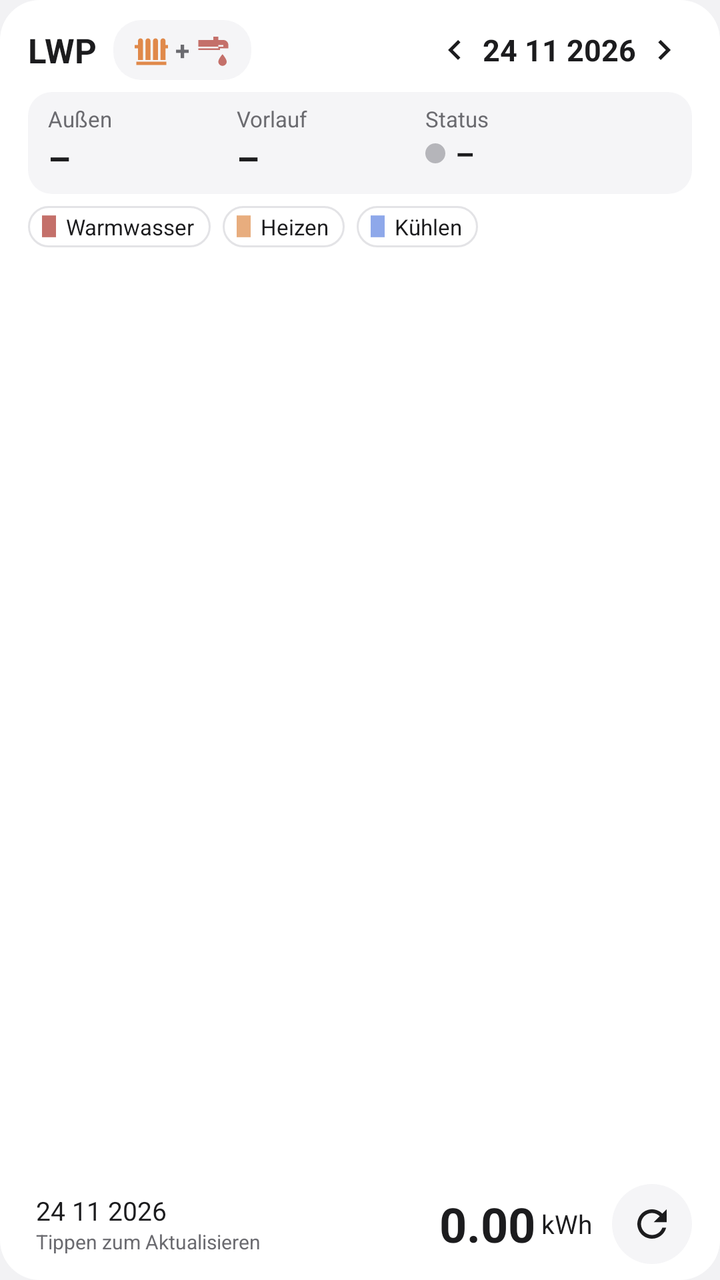
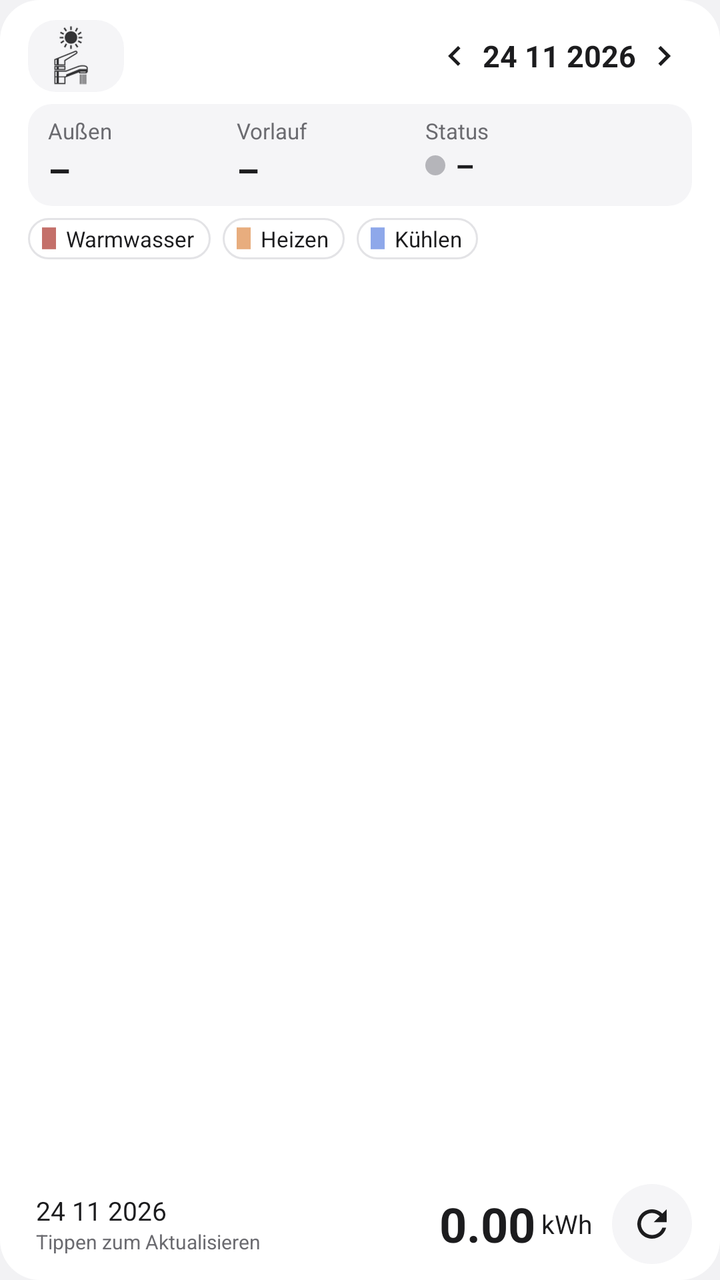

Screens rendered from an Android XML layout before and after an edit, with the pre-edit source and the edit as a unified diff.
<!-- AndroidManifest.xml: application theme AppTheme -->
<!-- res/layout/widget_lwp.xml -->
<?xml version="1.0" encoding="utf-8"?>
<LinearLayout xmlns:android="http://schemas.android.com/apk/res/android"
    android:id="@+id/root"
    android:layout_width="match_parent"
    android:layout_height="match_parent"
    android:background="@drawable/widget_bg"
    android:orientation="vertical"
    android:paddingStart="14dp"
    android:paddingTop="10dp"
    android:paddingEnd="14dp"
    android:paddingBottom="8dp">

    
    <LinearLayout
        android:layout_width="match_parent"
        android:layout_height="wrap_content"
        android:gravity="center_vertical"
        android:orientation="horizontal">

        <TextView
            android:id="@+id/title"
            android:layout_width="wrap_content"
            android:layout_height="wrap_content"
            android:ellipsize="end"
            android:maxLines="1"
            android:text="LWP"
            android:textColor="@color/text_primary"
            android:textSize="17sp"
            android:textStyle="bold" />

        
        <LinearLayout
            android:id="@+id/dhw_toggle"
            android:layout_width="wrap_content"
            android:layout_height="30dp"
            android:layout_marginStart="8dp"
            android:background="@drawable/pill_off"
            android:contentDescription="Betriebsart wechseln"
            android:gravity="center_vertical"
            android:orientation="horizontal"
            android:paddingStart="9dp"
            android:paddingEnd="9dp">

            <ImageView
                android:id="@+id/mode_heat"
                android:layout_width="20dp"
                android:layout_height="20dp"
                android:src="@drawable/ic_mode_heat" />

            <TextView
                android:id="@+id/mode_plus"
                android:layout_width="wrap_content"
                android:layout_height="wrap_content"
                android:layout_marginStart="2dp"
                android:layout_marginEnd="2dp"
                android:text="+"
                android:textColor="@color/text_secondary"
                android:textSize="13sp"
                android:textStyle="bold" />

            <ImageView
                android:id="@+id/mode_water"
                android:layout_width="20dp"
                android:layout_height="20dp"
                android:src="@drawable/ic_mode_water" />

            <TextView
                android:id="@+id/mode_pending"
                android:layout_width="wrap_content"
                android:layout_height="wrap_content"
                android:layout_marginStart="4dp"
                android:text="…"
                android:textColor="@color/text_secondary"
                android:textSize="13sp"
                android:textStyle="bold"
                android:visibility="gone" />
        </LinearLayout>

        <TextView
            android:layout_width="0dp"
            android:layout_height="1dp"
            android:layout_weight="1" />

        <ImageView
            android:id="@+id/prev"
            android:layout_width="28dp"
            android:layout_height="28dp"
            android:contentDescription="Vorheriger Tag"
            android:padding="4dp"
            android:src="@drawable/ic_chevron_left" />

        <TextView
            android:id="@+id/date"
            android:layout_width="wrap_content"
            android:layout_height="wrap_content"
            android:text="24 11 2026"
            android:textColor="@color/text_primary"
            android:textSize="15sp"
            android:textStyle="bold" />

        <ImageView
            android:id="@+id/next"
            android:layout_width="28dp"
            android:layout_height="28dp"
            android:contentDescription="Nächster Tag"
            android:padding="4dp"
            android:src="@drawable/ic_chevron_right" />
    </LinearLayout>

    
    <LinearLayout
        android:layout_width="match_parent"
        android:layout_height="wrap_content"
        android:layout_marginTop="6dp"
        android:background="@drawable/live_bg"
        android:baselineAligned="false"
        android:orientation="horizontal"
        android:paddingStart="10dp"
        android:paddingTop="6dp"
        android:paddingEnd="10dp"
        android:paddingBottom="6dp">

        <LinearLayout
            android:layout_width="0dp"
            android:layout_height="wrap_content"
            android:layout_weight="1"
            android:orientation="vertical">

            <TextView
                android:layout_width="wrap_content"
                android:layout_height="wrap_content"
                android:text="Außen"
                android:textColor="@color/text_secondary"
                android:textSize="11sp" />

            <TextView
                android:id="@+id/outdoor"
                android:layout_width="wrap_content"
                android:layout_height="wrap_content"
                android:text="–"
                android:textColor="@color/text_primary"
                android:textSize="18sp"
                android:textStyle="bold" />
        </LinearLayout>

        <LinearLayout
            android:layout_width="0dp"
            android:layout_height="wrap_content"
            android:layout_weight="1"
            android:orientation="vertical">

            <TextView
                android:id="@+id/flow_label"
                android:layout_width="wrap_content"
                android:layout_height="wrap_content"
                android:text="Vorlauf"
                android:textColor="@color/text_secondary"
                android:textSize="11sp" />

            <TextView
                android:id="@+id/flow"
                android:layout_width="wrap_content"
                android:layout_height="wrap_content"
                android:text="–"
                android:textColor="@color/text_primary"
                android:textSize="18sp"
                android:textStyle="bold" />
        </LinearLayout>

        <LinearLayout
            android:layout_width="0dp"
            android:layout_height="wrap_content"
            android:layout_weight="1.3"
            android:orientation="vertical">

            <TextView
                android:layout_width="wrap_content"
                android:layout_height="wrap_content"
                android:text="Status"
                android:textColor="@color/text_secondary"
                android:textSize="11sp" />

            <LinearLayout
                android:layout_width="wrap_content"
                android:layout_height="wrap_content"
                android:gravity="center_vertical"
                android:orientation="horizontal">

                <ImageView
                    android:id="@+id/activity_dot"
                    android:layout_width="10dp"
                    android:layout_height="10dp"
                    android:layout_marginEnd="5dp"
                    android:src="@drawable/dot_idle" />

                <TextView
                    android:id="@+id/activity"
                    android:layout_width="wrap_content"
                    android:layout_height="wrap_content"
                    android:maxLines="1"
                    android:text="–"
                    android:textColor="@color/text_primary"
                    android:textSize="15sp"
                    android:textStyle="bold" />
            </LinearLayout>
        </LinearLayout>
    </LinearLayout>

    
    <LinearLayout
        android:id="@+id/legend"
        android:layout_width="match_parent"
        android:layout_height="wrap_content"
        android:layout_marginTop="6dp"
        android:orientation="horizontal">

        <LinearLayout
            android:layout_width="wrap_content"
            android:layout_height="wrap_content"
            android:layout_marginEnd="6dp"
            android:background="@drawable/chip_bg"
            android:gravity="center_vertical"
            android:orientation="horizontal"
            android:paddingStart="7dp"
            android:paddingTop="3dp"
            android:paddingEnd="8dp"
            android:paddingBottom="3dp">

            <ImageView
                android:layout_width="7dp"
                android:layout_height="11dp"
                android:layout_marginEnd="5dp"
                android:src="@drawable/legend_hot_water" />

            <TextView
                android:layout_width="wrap_content"
                android:layout_height="wrap_content"
                android:text="Warmwasser"
                android:textColor="@color/text_primary"
                android:textSize="11sp" />
        </LinearLayout>

        <LinearLayout
            android:layout_width="wrap_content"
            android:layout_height="wrap_content"
            android:layout_marginEnd="6dp"
            android:background="@drawable/chip_bg"
            android:gravity="center_vertical"
            android:orientation="horizontal"
            android:paddingStart="7dp"
            android:paddingTop="3dp"
            android:paddingEnd="8dp"
            android:paddingBottom="3dp">

            <ImageView
                android:layout_width="7dp"
                android:layout_height="11dp"
                android:layout_marginEnd="5dp"
                android:src="@drawable/legend_heat" />

            <TextView
                android:layout_width="wrap_content"
                android:layout_height="wrap_content"
                android:text="Heizen"
                android:textColor="@color/text_primary"
                android:textSize="11sp" />
        </LinearLayout>

        <LinearLayout
            android:layout_width="wrap_content"
            android:layout_height="wrap_content"
            android:background="@drawable/chip_bg"
            android:gravity="center_vertical"
            android:orientation="horizontal"
            android:paddingStart="7dp"
            android:paddingTop="3dp"
            android:paddingEnd="8dp"
            android:paddingBottom="3dp">

            <ImageView
                android:layout_width="7dp"
                android:layout_height="11dp"
                android:layout_marginEnd="5dp"
                android:src="@drawable/legend_cool" />

            <TextView
                android:layout_width="wrap_content"
                android:layout_height="wrap_content"
                android:text="Kühlen"
                android:textColor="@color/text_primary"
                android:textSize="11sp" />
        </LinearLayout>
    </LinearLayout>

    
    <ImageView
        android:id="@+id/chart"
        android:layout_width="match_parent"
        android:layout_height="0dp"
        android:layout_marginTop="6dp"
        android:layout_weight="1"
        android:contentDescription="Stündlicher Verbrauch"
        android:scaleType="fitCenter" />

    
    <LinearLayout
        android:id="@+id/footer"
        android:layout_width="match_parent"
        android:layout_height="wrap_content"
        android:layout_marginTop="4dp"
        android:gravity="center_vertical"
        android:orientation="horizontal"
        android:paddingStart="4dp">

        <LinearLayout
            android:layout_width="0dp"
            android:layout_height="wrap_content"
            android:layout_weight="1"
            android:orientation="vertical">

            <TextView
                android:id="@+id/total_date"
                android:layout_width="wrap_content"
                android:layout_height="wrap_content"
                android:text="24 11 2026"
                android:textColor="@color/text_primary"
                android:textSize="13sp" />

            <TextView
                android:id="@+id/updated"
                android:layout_width="wrap_content"
                android:layout_height="wrap_content"
                android:ellipsize="end"
                android:maxLines="1"
                android:text="Tippen zum Aktualisieren"
                android:textColor="@color/text_secondary"
                android:textSize="10sp" />
        </LinearLayout>

        <TextView
            android:id="@+id/total"
            android:layout_width="wrap_content"
            android:layout_height="wrap_content"
            android:text="0.00"
            android:textColor="@color/text_primary"
            android:textSize="24sp"
            android:textStyle="bold" />

        <TextView
            android:layout_width="wrap_content"
            android:layout_height="wrap_content"
            android:layout_marginStart="3dp"
            android:layout_marginEnd="10dp"
            android:text="kWh"
            android:textColor="@color/text_primary"
            android:textSize="13sp" />

        <ImageView
            android:id="@+id/refresh"
            android:layout_width="40dp"
            android:layout_height="40dp"
            android:background="@drawable/refresh_bg"
            android:contentDescription="Aktualisieren"
            android:padding="9dp"
            android:scaleType="fitCenter"
            android:src="@drawable/ic_refresh" />
    </LinearLayout>
</LinearLayout>
<!-- resources referenced by this layout -->
<resources>
  <color name="text_primary">#FF1C1C1E</color>
  <color name="text_secondary">#FF6B6B70</color>
  <!-- drawable chip_bg (drawable) -->
  <?xml version="1.0" encoding="utf-8"?>
  <shape xmlns:android="http://schemas.android.com/apk/res/android" android:shape="rectangle">
      <solid android:color="@color/card" />
      <stroke android:width="1dp" android:color="@color/chip_stroke" />
      <corners android:radius="10dp" />
  </shape>
  <!-- drawable dot_idle (drawable) -->
  <?xml version="1.0" encoding="utf-8"?>
  <shape xmlns:android="http://schemas.android.com/apk/res/android" android:shape="oval">
      <solid android:color="@color/idle" />
      <size android:width="10dp" android:height="10dp" />
  </shape>
  <!-- drawable ic_mode_heat (drawable) -->
  <?xml version="1.0" encoding="utf-8"?>
  <vector xmlns:android="http://schemas.android.com/apk/res/android"
      android:width="24dp" android:height="24dp" android:viewportWidth="24" android:viewportHeight="24">
      <path android:fillColor="#E0894A"
          android:pathData="M3,19h18v2H3z M4,6.5C4,5.67 4.67,5 5.5,5S7,5.67 7,6.5V18H4z M8.5,6.5C8.5,5.67 9.17,5 10,5s1.5,0.67 1.5,1.5V18h-3z M13,6.5C13,5.67 13.67,5 14.5,5S16,5.67 16,6.5V18h-3z M17.5,6.5C17.5,5.67 18.17,5 19,5s1.5,0.67 1.5,1.5V18h-3z M2,9h2v2H2z M20.5,9H22v2h-1.5z" />
  </vector>
  <!-- drawable ic_mode_water (drawable) -->
  <?xml version="1.0" encoding="utf-8"?>
  <vector xmlns:android="http://schemas.android.com/apk/res/android"
      android:width="24dp" android:height="24dp" android:viewportWidth="24" android:viewportHeight="24">
      <path android:fillColor="#C4706A"
          android:pathData="M3,6h9V4h3v2h3c1.66,0 3,1.34 3,3v2h-3V9h-3v1H3z M3,11h12v-1h3v1h-2v1H3z M17.5,14.5c0,0 -2.5,2.9 -2.5,4.5c0,1.38 1.12,2.5 2.5,2.5S20,20.38 20,19C20,17.4 17.5,14.5 17.5,14.5z" />
  </vector>
  <!-- drawable legend_cool (drawable) -->
  <?xml version="1.0" encoding="utf-8"?>
  <shape xmlns:android="http://schemas.android.com/apk/res/android" android:shape="rectangle">
      <solid android:color="@color/cool" />
      <size android:width="9dp" android:height="14dp" />
  </shape>
  <!-- drawable legend_heat (drawable) -->
  <?xml version="1.0" encoding="utf-8"?>
  <shape xmlns:android="http://schemas.android.com/apk/res/android" android:shape="rectangle">
      <solid android:color="@color/heat" />
      <size android:width="9dp" android:height="14dp" />
  </shape>
  <!-- drawable legend_hot_water (drawable) -->
  <?xml version="1.0" encoding="utf-8"?>
  <shape xmlns:android="http://schemas.android.com/apk/res/android" android:shape="rectangle">
      <solid android:color="@color/hot_water" />
      <size android:width="9dp" android:height="14dp" />
  </shape>
  <!-- drawable live_bg (drawable) -->
  <?xml version="1.0" encoding="utf-8"?>
  <shape xmlns:android="http://schemas.android.com/apk/res/android" android:shape="rectangle">
      <solid android:color="@color/live_bg" />
      <corners android:radius="12dp" />
  </shape>
  <!-- drawable pill_off (drawable) -->
  <?xml version="1.0" encoding="utf-8"?>
  <shape xmlns:android="http://schemas.android.com/apk/res/android" android:shape="rectangle">
      <solid android:color="@color/live_bg" />
      <corners android:radius="14dp" />
  </shape>
  <!-- drawable refresh_bg (drawable) -->
  <?xml version="1.0" encoding="utf-8"?>
  <shape xmlns:android="http://schemas.android.com/apk/res/android" android:shape="oval">
      <solid android:color="@color/live_bg" />
  </shape>
  <!-- drawable widget_bg (drawable) -->
  <?xml version="1.0" encoding="utf-8"?>
  <shape xmlns:android="http://schemas.android.com/apk/res/android" android:shape="rectangle">
      <solid android:color="@color/card" />
      <corners android:radius="20dp" />
  </shape>
  <color name="card">#FFFFFFFF</color>
  <color name="chip_stroke">#FFE3E3E6</color>
  <color name="idle">#FFB5B5BA</color>
  <color name="cool">#FF8EA8EA</color>
  <color name="heat">#FFE8AD7E</color>
  <color name="hot_water">#FFC4706A</color>
  <color name="live_bg">#FFF5F5F7</color>
  <color name="page">#FFF2F2F4</color>
  <!-- unchanged entries left out for length: 4 -->
</resources>

<!-- the commit's change to res/layout/widget_lwp.xml (unified diff, before → after) -->
@@ -20,6 +20,7 @@
         <TextView
             android:id="@+id/title"
             android:layout_width="wrap_content"
+            android:visibility="gone"
             android:layout_height="wrap_content"
             android:ellipsize="end"
             android:maxLines="1"
@@ -32,37 +33,24 @@
         <LinearLayout
             android:id="@+id/dhw_toggle"
             android:layout_width="wrap_content"
-            android:layout_height="30dp"
-            android:layout_marginStart="8dp"
+            android:layout_height="36dp"
             android:background="@drawable/pill_off"
             android:contentDescription="Betriebsart wechseln"
             android:gravity="center_vertical"
+            android:minWidth="48dp"
             android:orientation="horizontal"
-            android:paddingStart="9dp"
-            android:paddingEnd="9dp">
+            android:paddingStart="12dp"
+            android:paddingTop="3dp"
+            android:paddingEnd="12dp"
+            android:paddingBottom="3dp">
 
             <ImageView
-                android:id="@+id/mode_heat"
-                android:layout_width="20dp"
-                android:layout_height="20dp"
-                android:src="@drawable/ic_mode_heat" />
-
-            <TextView
-                android:id="@+id/mode_plus"
-                android:layout_width="wrap_content"
-                android:layout_height="wrap_content"
-                android:layout_marginStart="2dp"
-                android:layout_marginEnd="2dp"
-                android:text="+"
-                android:textColor="@color/text_secondary"
-                android:textSize="13sp"
-                android:textStyle="bold" />
-
-            <ImageView
-                android:id="@+id/mode_water"
-                android:layout_width="20dp"
-                android:layout_height="20dp"
-                android:src="@drawable/ic_mode_water" />
+                android:id="@+id/mode_icon"
+                android:layout_width="wrap_content"
+                android:layout_height="30dp"
+                android:adjustViewBounds="true"
+                android:scaleType="fitCenter"
+                android:src="@drawable/mode_heat_water" />
 
             <TextView
                 android:id="@+id/mode_pending"
<!-- resource entries referenced after the edit -->
@@ -15,20 +15,6 @@
       <solid android:color="@color/idle" />
       <size android:width="10dp" android:height="10dp" />
   </shape>
-  <!-- drawable ic_mode_heat (drawable) -->
-  <?xml version="1.0" encoding="utf-8"?>
-  <vector xmlns:android="http://schemas.android.com/apk/res/android"
-      android:width="24dp" android:height="24dp" android:viewportWidth="24" android:viewportHeight="24">
-      <path android:fillColor="#E0894A"
-          android:pathData="M3,19h18v2H3z M4,6.5C4,5.67 4.67,5 5.5,5S7,5.67 7,6.5V18H4z M8.5,6.5C8.5,5.67 9.17,5 10,5s1.5,0.67 1.5,1.5V18h-3z M13,6.5C13,5.67 13.67,5 14.5,5S16,5.67 16,6.5V18h-3z M17.5,6.5C17.5,5.67 18.17,5 19,5s1.5,0.67 1.5,1.5V18h-3z M2,9h2v2H2z M20.5,9H22v2h-1.5z" />
-  </vector>
-  <!-- drawable ic_mode_water (drawable) -->
-  <?xml version="1.0" encoding="utf-8"?>
-  <vector xmlns:android="http://schemas.android.com/apk/res/android"
-      android:width="24dp" android:height="24dp" android:viewportWidth="24" android:viewportHeight="24">
-      <path android:fillColor="#C4706A"
-          android:pathData="M3,6h9V4h3v2h3c1.66,0 3,1.34 3,3v2h-3V9h-3v1H3z M3,11h12v-1h3v1h-2v1H3z M17.5,14.5c0,0 -2.5,2.9 -2.5,4.5c0,1.38 1.12,2.5 2.5,2.5S20,20.38 20,19C20,17.4 17.5,14.5 17.5,14.5z" />
-  </vector>
   <!-- drawable legend_cool (drawable) -->
   <?xml version="1.0" encoding="utf-8"?>
   <shape xmlns:android="http://schemas.android.com/apk/res/android" android:shape="rectangle">
@@ -53,6 +39,7 @@
       <solid android:color="@color/live_bg" />
       <corners android:radius="12dp" />
   </shape>
+  <!-- drawable mode_heat_water: png bitmap (drawable-nodpi, 16525 bytes) -->
   <!-- drawable pill_off (drawable) -->
   <?xml version="1.0" encoding="utf-8"?>
   <shape xmlns:android="http://schemas.android.com/apk/res/android" android:shape="rectangle">
